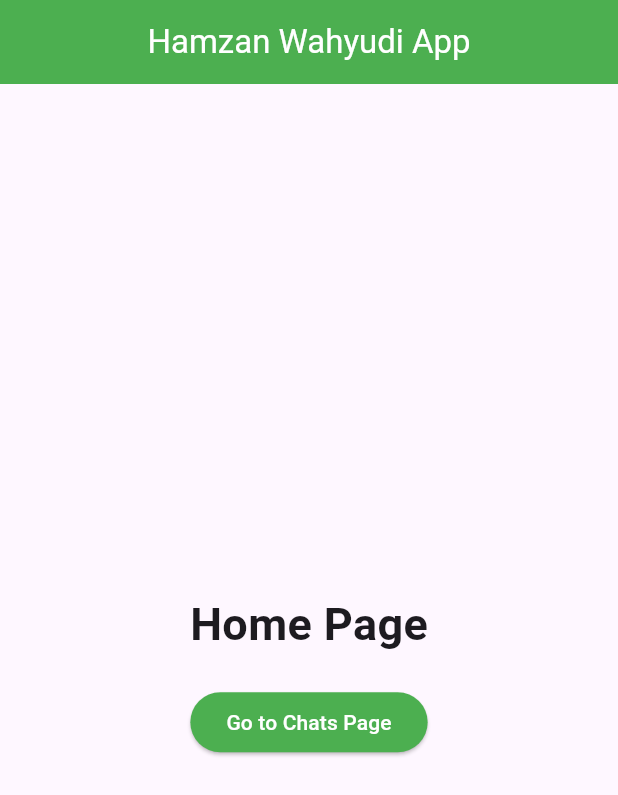
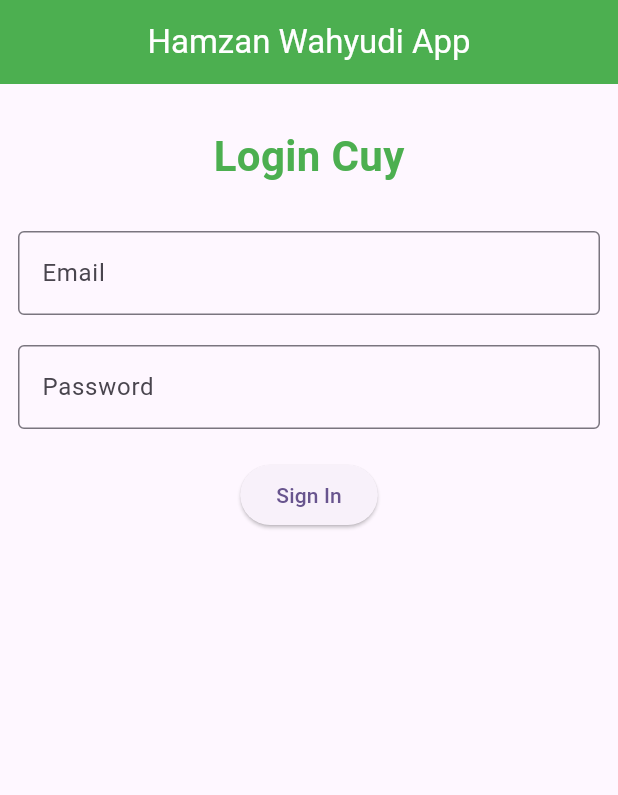
Before and after one commit to hamzandev/dicoding-flutter-submission, a Flutter app: the screen it shows after launch, on a phone screen of 412 x 824 dp. Shown: the top 795 px of the screen. Run offline on Flutter 3.47's test engine with Material 3 defaults, Android fonts, the phone set to English and light mode, and no system bars.

Commit message:
Implements Statefull Widget uses

```diff
--- a/lib/screens/home_page.dart
+++ b/lib/screens/home_page.dart
@@ -1,8 +1,17 @@
 import 'package:dicoding_submission/screens/chats_page.dart';
 import 'package:flutter/material.dart';
 
-class HomePage extends StatelessWidget {
+class HomePage extends StatefulWidget {
   const HomePage({super.key});
+
+  @override
+  State<HomePage> createState() => _HomePageState();
+}
+
+class _HomePageState extends State<HomePage> {
+  static const sizedBox = SizedBox(height: 20);
+  final formKey = GlobalKey<FormState>();
+  String _email = "", _password = "";
 
   @override
   Widget build(BuildContext context) {
@@ -13,33 +22,77 @@ class HomePage extends StatelessWidget {
           centerTitle: true,
           backgroundColor: Colors.green,
         ),
-      body: SafeArea(
-        child: Center(
+        body: Padding(
+          padding: const EdgeInsets.symmetric(horizontal: 12),
+          child: SingleChildScrollView(
             child: Column(
               mainAxisAlignment: MainAxisAlignment.center,
               children: [
-              const SizedBox(height: 20),
+                const SizedBox(
+                  height: 28,
+                ),
                 const Text(
-                "Home Page",
-                style: TextStyle(fontSize: 30, fontWeight: FontWeight.bold),
+                  "Login Cuy",
+                  style: TextStyle(
+                      fontSize: 28,
+                      fontWeight: FontWeight.bold,
+                      color: Colors.green),
                 ),
-              const SizedBox(height: 20),
+                const SizedBox(
+                  height: 10,
+                ),
+                Form(
+                  key: formKey,
+                  child: Column(
+                    children: [
+                      sizedBox,
+                      TextFormField(
+                        decoration: const InputDecoration(
+                            labelText: "Email", border: OutlineInputBorder()),
+                        validator: (value) {
+                          if (value == null || value.isEmpty) {
+                            return "Please enter your email";
+                          }
+                          return null;
+                        },
+                        onSaved: (value) => _email = value!,
+                      ),
+                      sizedBox,
+                      TextFormField(
+                        obscureText: true,
+                        decoration: const InputDecoration(
+                            labelText: "Password",
+                            border: OutlineInputBorder()),
+                        validator: (value) {
+                          if (value == null || value.length < 6) {
+                            return "Please enter your password (at least 6 characters)";
+                          }
+                          return null;
+                        },
+                        onSaved: (value) => _password = value!,
+                      ),
+                      sizedBox,
                       ElevatedButton(
-                  style: const ButtonStyle(
-                    backgroundColor: WidgetStatePropertyAll(Colors.green),
-                    foregroundColor: WidgetStatePropertyAll(Colors.white),
+                          onPressed: () {
+                            if (formKey.currentState!.validate()) {
+                              formKey.currentState!.save();
+                              ScaffoldMessenger.of(context).showSnackBar(
+                                  SnackBar(
+                                      content: Text(
+                                          "Kamu login sebagai : $_email")));
+                              Navigator.pushReplacement(context,
+                                  MaterialPageRoute(builder: (context) {
+                                return const ChatsPage();
+                              }));
+                            }
+                          },
+                          child: const Text("Sign In"))
+                    ],
                   ),
-                  onPressed: () {
-                    Navigator.pushReplacement(
-                        context,
-                        MaterialPageRoute(
-                            builder: (context) => const ChatsPage()));
-                  },
-                  child: const Text("Go to Chats Page"))
+                )
               ],
             ),
           ),
-      ),
-    );
+        ));
   }
 }
```
Lines whose indentation alone changed are shown as unchanged.
